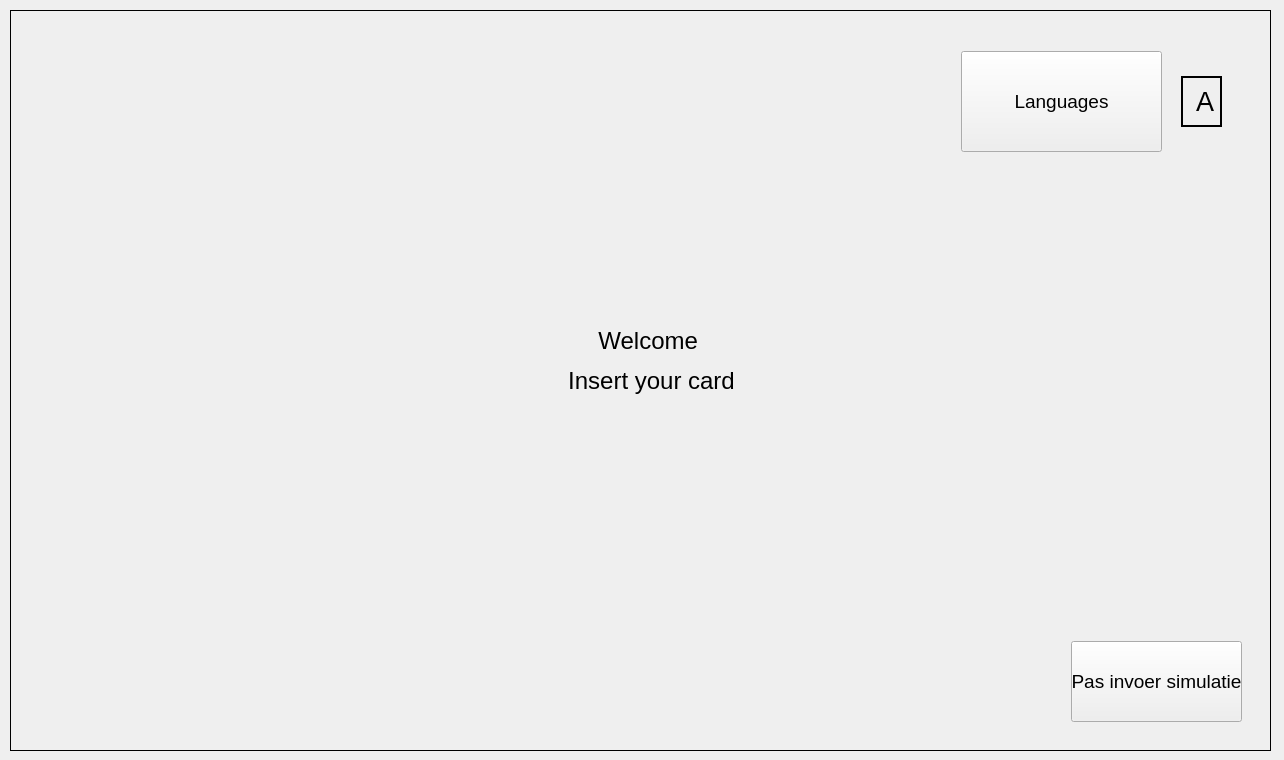
This is ANVI/login.ui in ArieJR/bank as Qt 5 draws it before an edit. The edited form follows.
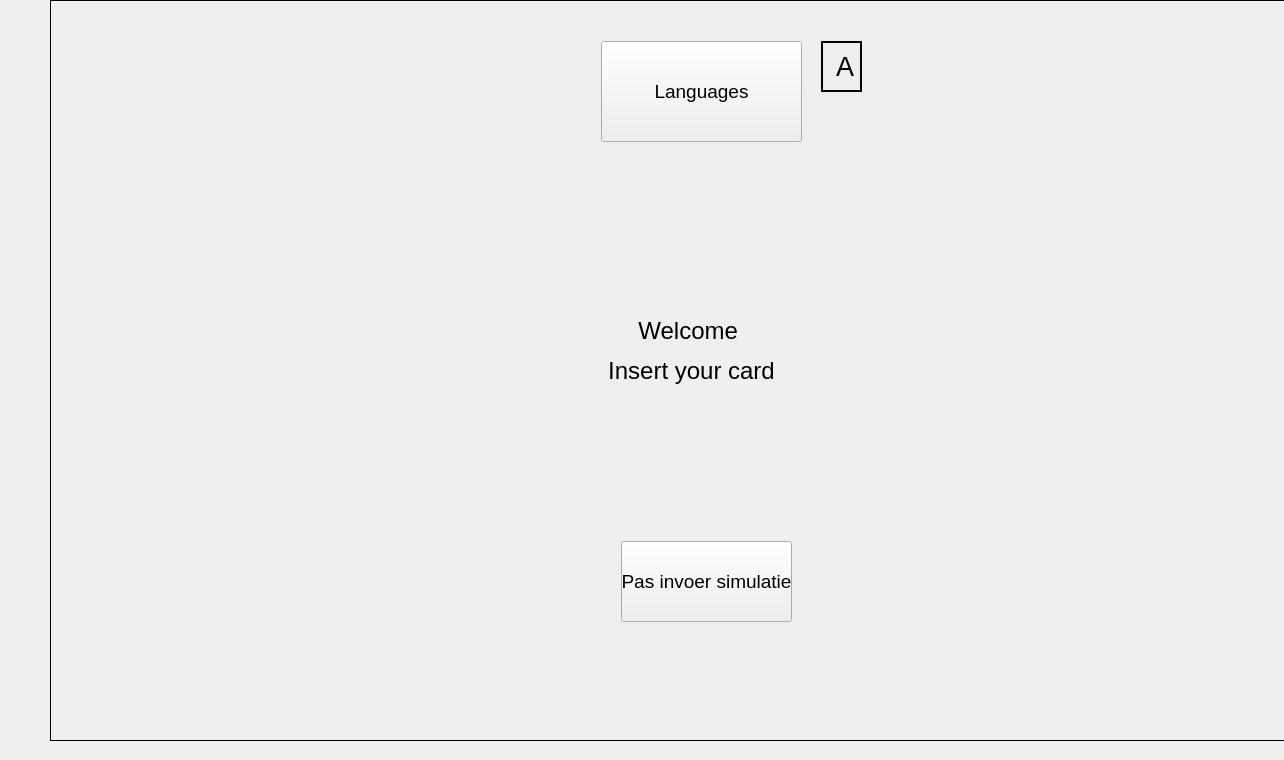
This is the edited form. The open tabs and pages were chosen to show the change. Icons and pictures are not drawn.

Patch:
```diff
--- a/ANVI/login.ui
+++ b/ANVI/login.ui
@@ -19,9 +19,9 @@
   <widget class="QStackedWidget" name="ATM">
    <property name="geometry">
     <rect>
-     <x>10</x>
-     <y>10</y>
-     <width>1261</width>
+     <x>50</x>
+     <y>0</y>
+     <width>1241</width>
      <height>741</height>
     </rect>
    </property>
@@ -43,7 +43,7 @@
     <widget class="QPushButton" name="welkom_taal_button">
      <property name="geometry">
       <rect>
-       <x>950</x>
+       <x>550</x>
        <y>40</y>
        <width>201</width>
        <height>101</height>
@@ -88,8 +88,8 @@
     <widget class="QPushButton" name="welkom_inlog_button">
      <property name="geometry">
       <rect>
-       <x>1060</x>
-       <y>630</y>
+       <x>570</x>
+       <y>540</y>
        <width>171</width>
        <height>81</height>
       </rect>
@@ -131,8 +131,8 @@
     <widget class="QLabel" name="welkom_taal_label">
      <property name="geometry">
       <rect>
-       <x>1170</x>
-       <y>65</y>
+       <x>770</x>
+       <y>40</y>
        <width>41</width>
        <height>51</height>
       </rect>
```
Left out of the diff: 12 changed lines with no effect on the pictures.
